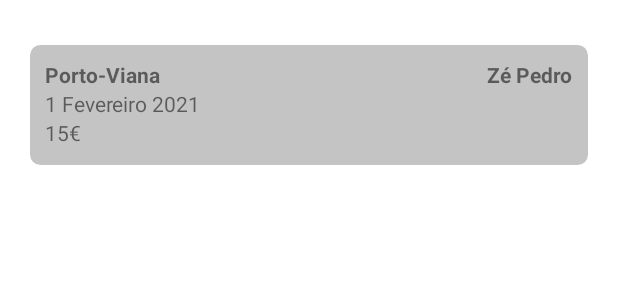
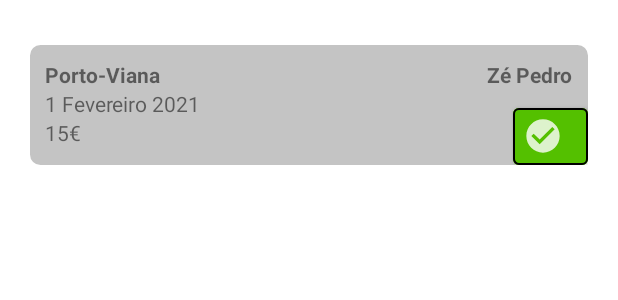
Before and after one commit to LuisPereira474/TPCM, an Android app: the layout search_line.xml on its own in the app's theme, with its tools: preview values and no code run, on a phone screen of 412 x 824 dp. Shown: the top 300 px of the screen. Run offline under Robolectric (Android 15) with nearby library versions, the phone set to English and light mode, and no system bars.

Commit message:
botao aceitar boleia

```diff
--- a/app/src/main/java/com/example/tpcm/MainActivity.kt
+++ b/app/src/main/java/com/example/tpcm/MainActivity.kt
@@ -51,7 +51,7 @@ class MainActivity : AppCompatActivity() {
     }
 
     fun signUpPage(view: View) {
-        val intent = Intent(this@MainActivity, ScanQrCode::class.java)
+        val intent = Intent(this@MainActivity, SignUp::class.java)
         startActivity(intent)
     }
 }
--- a/app/src/main/java/com/example/tpcm/adapters/SearchAdapter.kt
+++ b/app/src/main/java/com/example/tpcm/adapters/SearchAdapter.kt
@@ -31,6 +31,7 @@ class SearchAdapter(
         holder.date.text = currentLinha.date
         holder.price.text = currentLinha.price
         holder.nomeCriador.text = currentLinha.nomeCriador
+        holder.idBoleia.text = currentLinha.idBoleia
     }
 
     override fun getItemCount(): Int {
@@ -45,5 +46,6 @@ class SearchViewHolder(
     val date: TextView = itemView.date
     val price: TextView = itemView.price
     val nomeCriador: TextView = itemView.nomeCriador
+    val idBoleia: TextView = itemView.idBoleia
 
 }
--- a/app/src/main/java/com/example/tpcm/aplication/SearchBoleiaList.kt
+++ b/app/src/main/java/com/example/tpcm/aplication/SearchBoleiaList.kt
@@ -92,6 +92,7 @@ class SearchBoleiaList : AppCompatActivity() {
                             "${doc.value.data["date"]}",
                             "${doc.value.data["price"]}",
                             doc.key,
+                            "${doc.value.data["idBoleia"]}"
                         )
                     )
                 }
@@ -108,4 +109,14 @@ class SearchBoleiaList : AppCompatActivity() {
             }
         }
     }
+
+    fun acceptBoleia(view: View){
+        val shared = getSharedPreferences("idUser", MODE_PRIVATE)
+        val idUser = shared.getString("idUser", "").toString()
+
+        val idBoleia=findViewById<TextView>(R.id.idBoleia)
+
+        //Connection.acceptBoleia(idUser)
+        Log.d("TAG","$idBoleia")
+    }
 }
--- a/app/src/main/java/com/example/tpcm/database/Connection.kt
+++ b/app/src/main/java/com/example/tpcm/database/Connection.kt
@@ -341,7 +341,12 @@ object Connection {
             delay(1)
         }
 
-//        return user
+    }
+
+    fun acceptBoleia(idUser: String,idBoleia: String){
+
+
+
     }
 
 }
--- a/app/src/main/java/com/example/tpcm/models/Search.kt
+++ b/app/src/main/java/com/example/tpcm/models/Search.kt
@@ -4,5 +4,6 @@ data class Search(
     val fromTo: String,
     val date: String,
     val price: String,
-    val nomeCriador: String
+    val nomeCriador: String,
+    val idBoleia: String
 ){}
--- /dev/null
+++ b/app/src/main/res/drawable-anydpi/ic_check.xml
@@ -0,0 +1,16 @@
+<vector xmlns:android="http://schemas.android.com/apk/res/android"
+    android:width="24dp"
+    android:height="24dp"
+    android:viewportWidth="24"
+    android:viewportHeight="24"
+    android:tint="#FFFFFF"
+    android:alpha="0.8">
+  <group android:scaleX="1.1111112"
+      android:scaleY="1.1111112"
+      android:translateX="-1.3333334"
+      android:translateY="-1.3333334">
+    <path
+        android:fillColor="@android:color/white"
+        android:pathData="M12,2C6.48,2 2,6.48 2,12s4.48,10 10,10 10,-4.48 10,-10S17.52,2 12,2zM10,17l-5,-5 1.41,-1.41L10,14.17l7.59,-7.59L19,8l-9,9z"/>
+  </group>
+</vector>
--- a/app/src/main/res/layout/search_line.xml
+++ b/app/src/main/res/layout/search_line.xml
@@ -2,6 +2,7 @@
 <RelativeLayout xmlns:android="http://schemas.android.com/apk/res/android"
     android:layout_width="match_parent"
     android:layout_height="80dp"
+    xmlns:app="http://schemas.android.com/apk/res-auto"
     android:layout_marginLeft="20dp"
     android:layout_marginRight="20dp"
     android:layout_marginTop="30dp"
@@ -16,6 +17,16 @@
             android:layout_marginTop="10dp"
             android:textStyle="bold"
             android:text="Porto-Viana"/>
+
+        <TextView
+            android:id="@+id/idBoleia"
+            android:layout_width="wrap_content"
+            android:layout_height="wrap_content"
+            android:layout_marginStart="10dp"
+            android:layout_marginTop="10dp"
+            android:textStyle="bold"
+            android:text="idBoleia"
+            android:visibility="invisible"/>
 
 
         <TextView
@@ -44,4 +55,19 @@
             android:layout_marginTop="10dp"
             android:textStyle="bold"/>
 
+        <Button
+            android:layout_width="50dp"
+            android:layout_height="50dp"
+            android:layout_alignParentEnd="true"
+            android:layout_alignParentBottom="true"
+            android:layout_marginBottom="-6dp"
+            android:backgroundTint="#54C000"
+            app:strokeColor="@color/black"
+            app:strokeWidth="1dp"
+            app:icon="@drawable/ic_check"
+            app:iconGravity="textStart"
+            app:iconPadding="10dp"
+            android:onClick="acceptBoleia"
+            />
+
 </RelativeLayout>
```
Also changed, not shown: app/src/main/res/drawable-hdpi/ic_check.png (added), app/src/main/res/drawable-mdpi/ic_check.png (added), app/src/main/res/drawable-xhdpi/ic_check.png (added), app/src/main/res/drawable-xxhdpi/ic_check.png (added).
